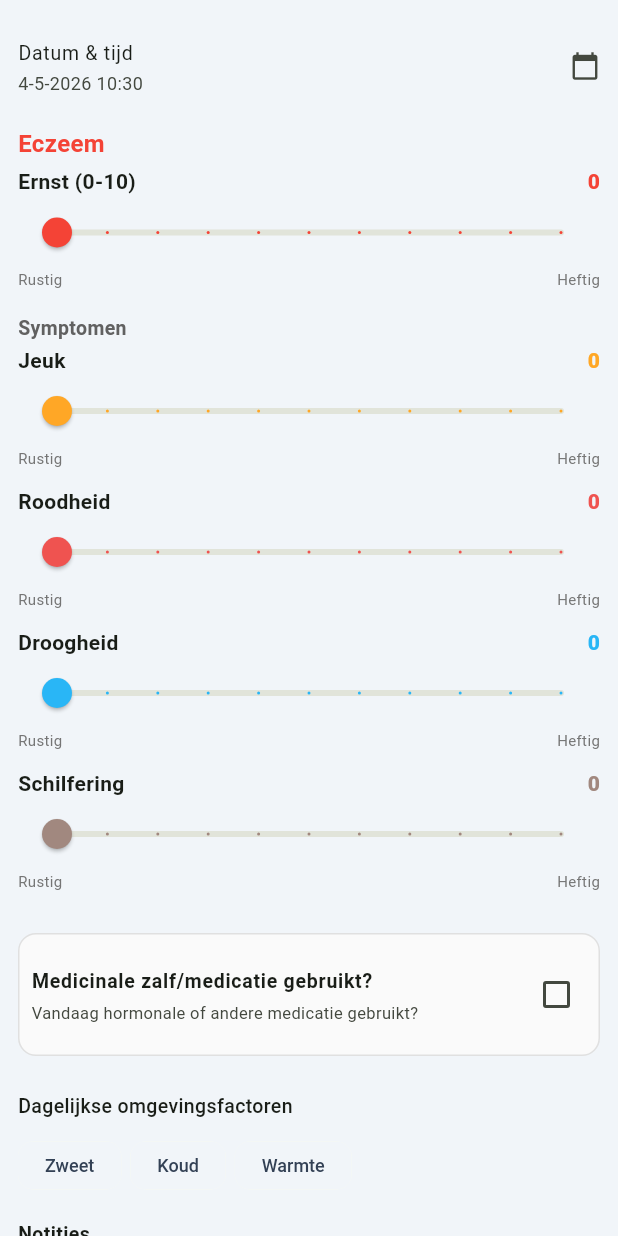
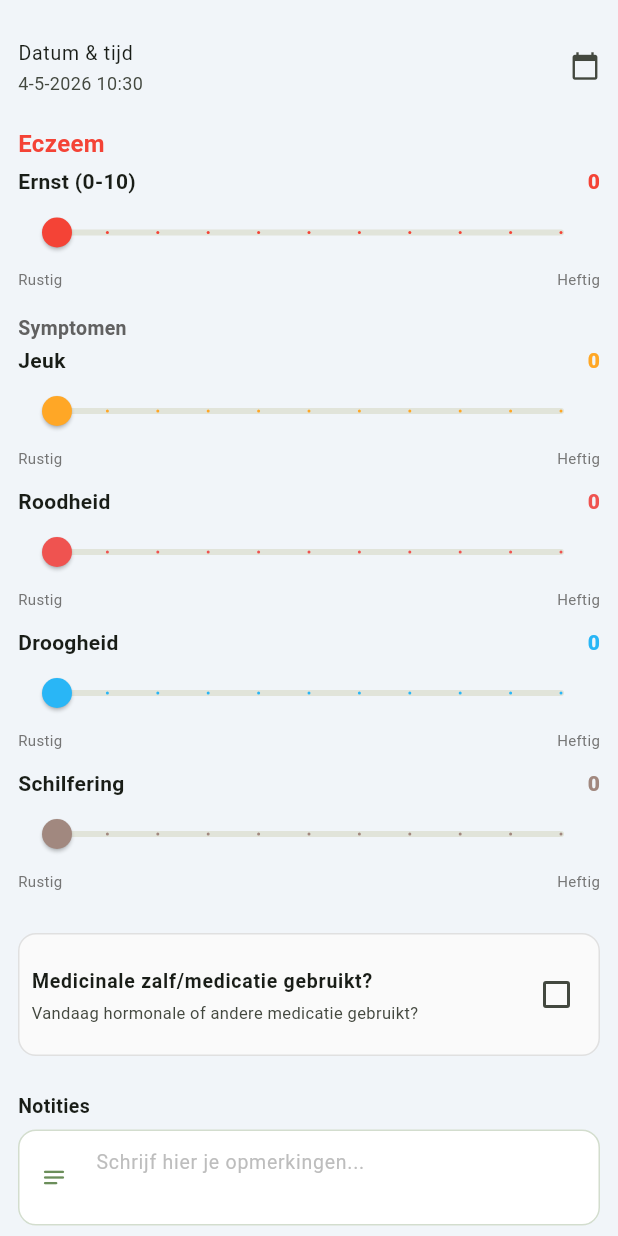
Before and after one commit to RObzegt/EczemaCare, a Flutter app: the VoegGezondheidsMetricToeForm widget shown alone on an empty page, opened directly, on a phone screen of 412 x 824 dp. Run offline on Flutter 3.47's test engine with Material 3 defaults, Android fonts, the phone set to English and light mode, and no system bars; our stand-ins replace fl_chart, shared_preferences; missing offline and left inert: purchases_flutter; accounts and stored records are empty.

Commit message:
Release 5.0.2: dagelijkse omgevingsfactoren verwijderd
Co-authored-by: Cursor <cursoragent@cursor.com>

```diff
--- a/lib/screens/toevoegen_screen.dart
+++ b/lib/screens/toevoegen_screen.dart
@@ -541,11 +541,6 @@ class _VoegGezondheidsMetricToeFormState extends State<VoegGezondheidsMetricToeF
     );
   }
 
-  final Map<String, bool> _dagTriggers = {
-    'Zweet': false,
-    'Koud': false,
-    'Warmte': false,
-  };
   final _notitiesController = TextEditingController();
   DateTime _gekozenDatum = DateTime.now();
 
@@ -682,22 +677,6 @@ class _VoegGezondheidsMetricToeFormState extends State<VoegGezondheidsMetricToeF
 
         const SizedBox(height: 24),
 
-        // Dagelijkse checkboxes (triggers)
-        const Text('Dagelijkse omgevingsfactoren', style: TextStyle(fontSize: 13, fontWeight: FontWeight.w500)),
-        const SizedBox(height: 6),
-        Wrap(
-          spacing: 6,
-          runSpacing: 6,
-          children: _dagTriggers.keys.map((t) {
-            return FilterChip(
-              label: Text(t, style: const TextStyle(fontSize: 12)),
-              selected: _dagTriggers[t]!,
-              onSelected: (v) => setState(() => _dagTriggers[t] = v),
-            );
-          }).toList(),
-        ),
-        const SizedBox(height: 12),
-
         // Notities
         const Text('Notities', style: TextStyle(fontSize: 13, fontWeight: FontWeight.w600)),
         const SizedBox(height: 6),
@@ -732,16 +711,7 @@ class _VoegGezondheidsMetricToeFormState extends State<VoegGezondheidsMetricToeF
   }
 
   Future<void> _voegToe() async {
-    // Collect selected details to append to notes
-    final selectedTriggers = _dagTriggers.entries.where((e) => e.value).map((e) => e.key).toList();
-
-    final buffer = StringBuffer();
-    if (_notitiesController.text.trim().isNotEmpty) {
-      buffer.writeln(_notitiesController.text.trim());
-    }
-    if (selectedTriggers.isNotEmpty) buffer.writeln('Factoren: ${selectedTriggers.join(', ')}');
-
-    final notitiesToSave = buffer.toString().trim();
+    final notitiesToSave = _notitiesController.text.trim();
 
     await context.read<DagboekProvider>().voegGezondheidsMetricToe(
           eczeemErnstig: _eczeemSeverity.round().clamp(0, 10),
@@ -776,7 +746,6 @@ class _VoegGezondheidsMetricToeFormState extends State<VoegGezondheidsMetricToeF
       _droogheid = 0;
       _schilfering = 0;
       _medicatieGebruikt = false;
-      _dagTriggers.updateAll((key, value) => false);
       _gekozenDatum = DateTime.now();
     });
     _notitiesController.clear();
--- a/pubspec.yaml
+++ b/pubspec.yaml
@@ -1,7 +1,7 @@
 name: gezondheids_tracker
 description: Track food intake and health symptoms with AI pattern detection. Monitor eczema, energy, and stress levels daily.
 publish_to: 'none'
-version: 5.0.1+501
+version: 5.0.2+502
 
 environment:
   sdk: '>=3.0.0 <4.0.0'
```
Also changed, not shown: lib/screens/bewerk_screen.dart (+7 -44 lines).
